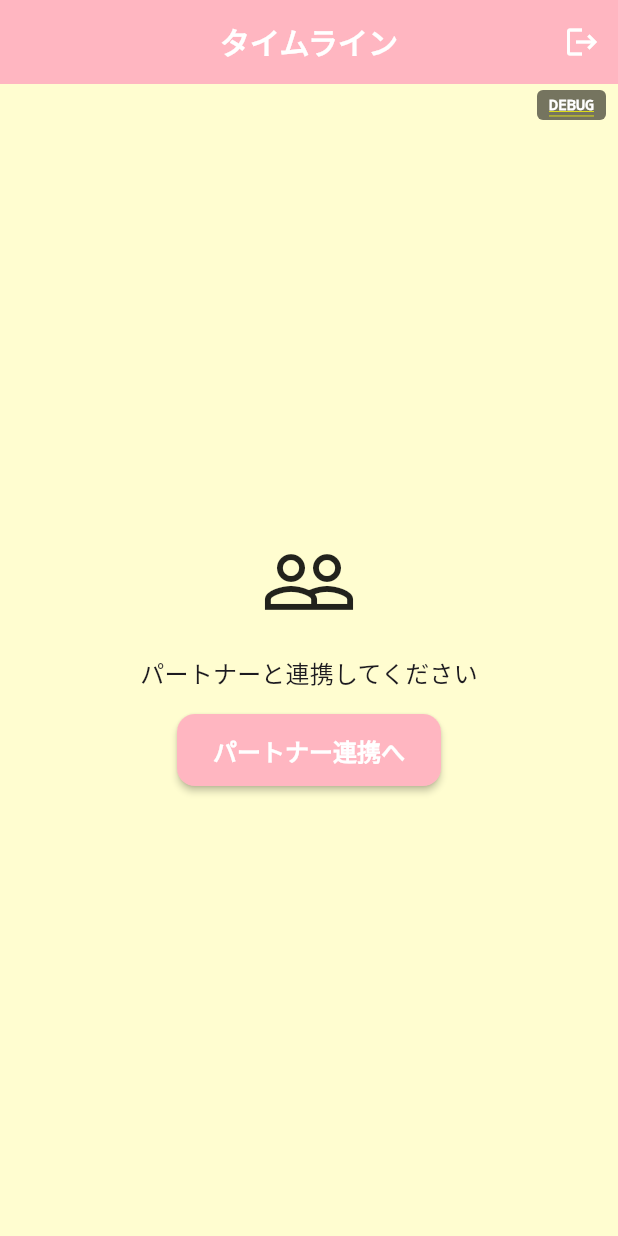
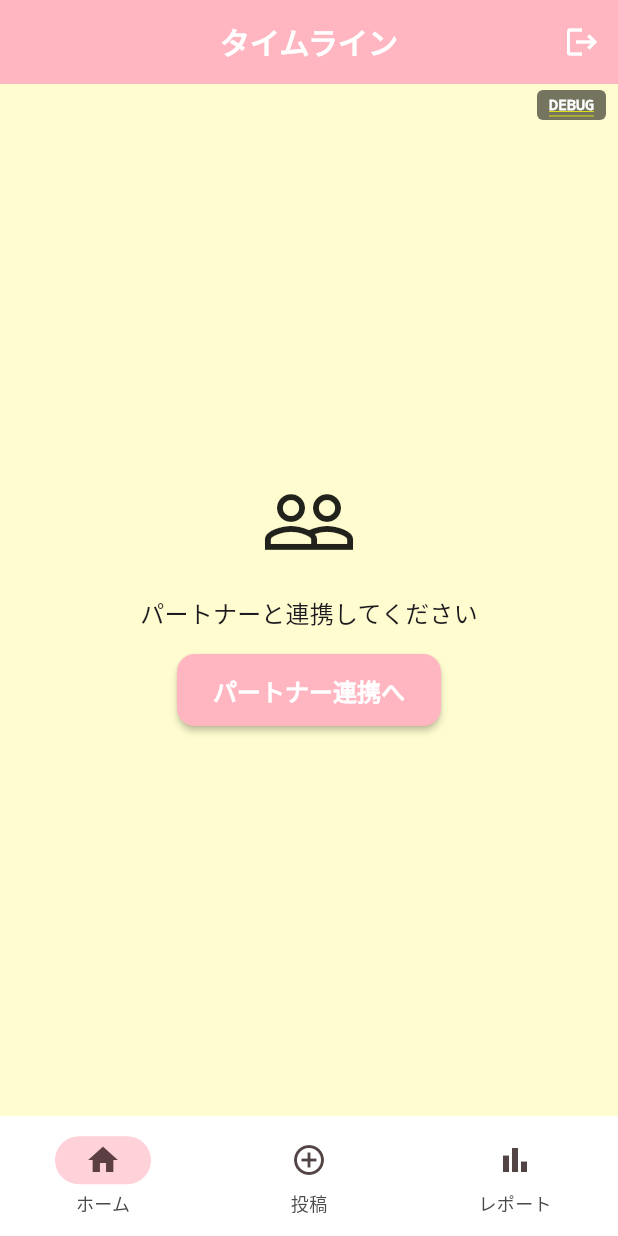
Before and after one commit to yhomas/cupple, a Flutter app: the screen it shows after launch, on a phone screen of 412 x 824 dp. Run offline on Flutter 3.47's test engine with Material 3 defaults, Android fonts, the phone set to English and light mode, and no system bars; our stand-ins replace cloud_firestore, firebase_auth, firebase_core, flutter_riverpod, go_router, google_fonts and 1 more; accounts and stored records are empty; generated files the repository leaves out were written again.

Commit message:
Add BottomNavigationBar with StatefulShellRoute for tab-based navigation

```diff
--- a/lib/core/router/app_router.dart
+++ b/lib/core/router/app_router.dart
@@ -48,21 +48,79 @@ final routerProvider = Provider<GoRouter>((ref) {
         builder: (context, state) => const LoginScreen(),
       ),
       GoRoute(
+        path: '/link-partner',
+        builder: (context, state) => const LinkPartnerScreen(),
+      ),
+      StatefulShellRoute.indexedStack(
+        builder: (context, state, navigationShell) {
+          return ScaffoldWithNavBar(navigationShell: navigationShell);
+        },
+        branches: [
+          StatefulShellBranch(
+            routes: [
+              GoRoute(
                 path: '/',
                 builder: (context, state) => const TimelineScreen(),
               ),
-      GoRoute(
-        path: '/link-partner',
-        builder: (context, state) => const LinkPartnerScreen(),
+            ],
           ),
+          StatefulShellBranch(
+            routes: [
               GoRoute(
                 path: '/post',
                 builder: (context, state) => const PostCardScreen(),
               ),
+            ],
+          ),
+          StatefulShellBranch(
+            routes: [
               GoRoute(
                 path: '/report',
                 builder: (context, state) => const ReportScreen(),
               ),
             ],
+          ),
+        ],
+      ),
+    ],
   );
 });
+
+class ScaffoldWithNavBar extends ConsumerWidget {
+  final StatefulNavigationShell navigationShell;
+
+  const ScaffoldWithNavBar({super.key, required this.navigationShell});
+
+  @override
+  Widget build(BuildContext context, WidgetRef ref) {
+    return Scaffold(
+      body: navigationShell,
+      bottomNavigationBar: NavigationBar(
+        selectedIndex: navigationShell.currentIndex,
+        onDestinationSelected: (index) {
+          navigationShell.goBranch(
+            index,
+            initialLocation: index == navigationShell.currentIndex,
+          );
+        },
+        destinations: const [
+          NavigationDestination(
+            icon: Icon(Icons.home_outlined),
+            selectedIcon: Icon(Icons.home),
+            label: 'ホーム',
+          ),
+          NavigationDestination(
+            icon: Icon(Icons.add_circle_outline),
+            selectedIcon: Icon(Icons.add_circle),
+            label: '投稿',
+          ),
+          NavigationDestination(
+            icon: Icon(Icons.bar_chart_outlined),
+            selectedIcon: Icon(Icons.bar_chart),
+            label: 'レポート',
+          ),
+        ],
+      ),
+    );
+  }
+}
--- a/lib/features/cards/presentation/timeline_screen.dart
+++ b/lib/features/cards/presentation/timeline_screen.dart
@@ -90,11 +90,6 @@ class TimelineScreen extends ConsumerWidget {
             error: (e, _) => Center(child: Text('エラー: $e')),
           ),
         ),
-      ),
-      floatingActionButton: FloatingActionButton.extended(
-        onPressed: () => context.go('/post'),
-        icon: const Icon(Icons.add),
-        label: const Text('投稿'),
       ),
     );
   }
```
Also changed, not shown: 1 other file. Lines whose indentation alone changed are shown as unchanged.
